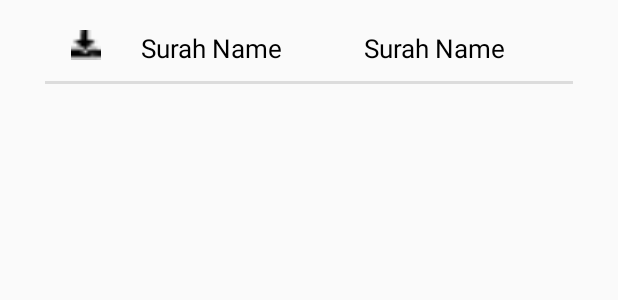
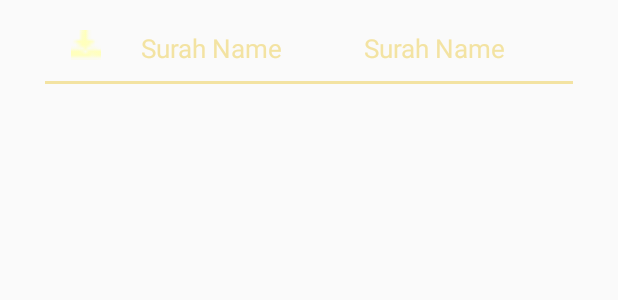
Before and after one commit to aqsashahid123/AlQuran, an Android app: the layout row_surah_names.xml on its own in the app's theme, with its tools: preview values and no code run, on a phone screen of 412 x 824 dp. Shown: the top 300 px of the screen. Run offline under Robolectric (Android 15) with nearby library versions, the phone set to English and light mode, and no system bars; network calls fail.

Commit message:
commit by aqsa

```diff
--- a/app/src/main/res/layout/activity_main.xml
+++ b/app/src/main/res/layout/activity_main.xml
@@ -7,6 +7,7 @@
     android:layout_width="match_parent"
     android:layout_height="match_parent"
     android:id="@+id/drawerLayout"
+    android:background="@drawable/bg"
     tools:context="uberapp.itpvt.com.alquranmyapp.Activities.MainActivity">
 
 
--- a/app/src/main/res/layout/row_surah_names.xml
+++ b/app/src/main/res/layout/row_surah_names.xml
@@ -14,7 +14,7 @@
         <ImageView
             android:layout_width="20dp"
             android:layout_height="20dp"
-            android:src="@drawable/download"
+            android:src="@drawable/iv_download"
             android:id="@+id/ivDownload"
             android:layout_weight="1"
             />
@@ -25,7 +25,7 @@
         android:layout_height="wrap_content"
 
         android:textSize="17sp"
-        android:textColor="#000"
+        android:textColor="#f3e3a2"
         android:id="@+id/tvSurahNameEnglish"
         android:text="Surah Name"
         android:layout_weight="1"/>
@@ -34,7 +34,7 @@
         android:layout_width="wrap_content"
         android:layout_height="wrap_content"
         android:textSize="17sp"
-        android:textColor="#000"
+        android:textColor="#f3e3a2"
         android:text="Surah Name"
         android:id="@+id/tvSurahNameArabic"
         android:layout_weight="1"/>
@@ -43,7 +43,7 @@
     <View
         android:layout_width="match_parent"
         android:layout_height="2dp"
-        android:background="#DCDCDC"
+        android:background="#f3e3a2"
         android:layout_margin="10dp"
         />
 
```
Also changed, not shown: app/src/main/res/drawable-xxxhdpi/iv_download.png (added).
